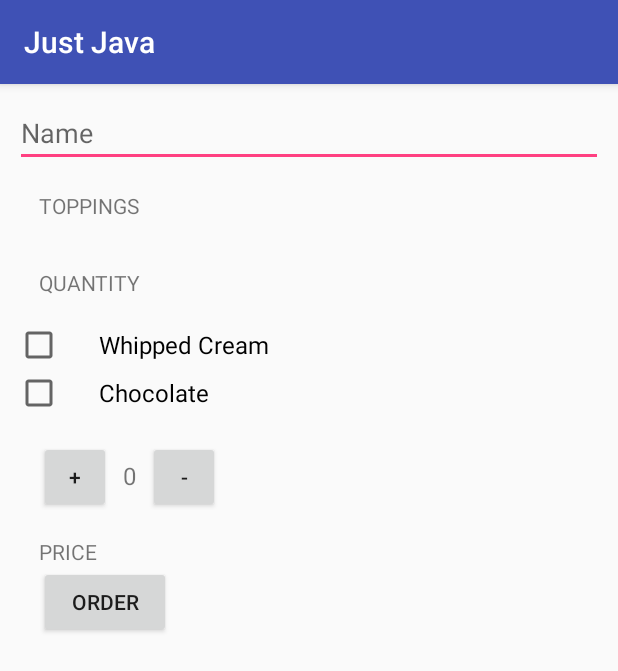
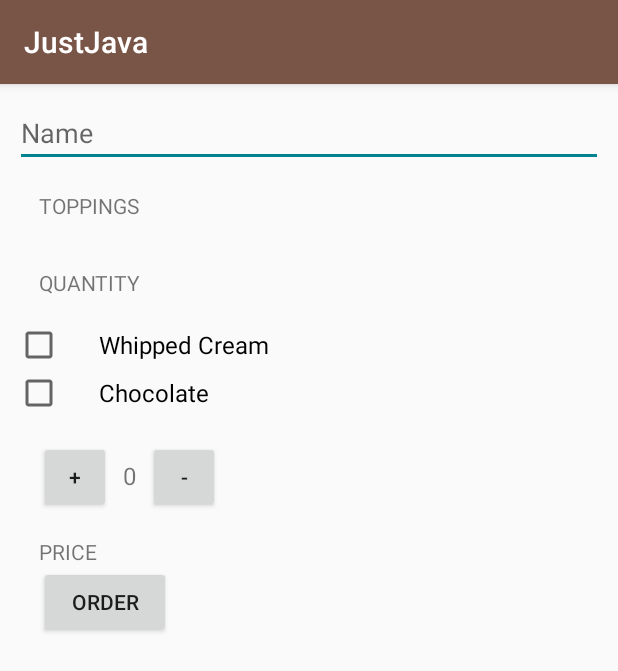
Before and after one commit to curiousclarissa/JustJava, an Android app: the screen it shows after launch (MainActivity), after a tap on "ORDER", on a phone screen of 412 x 824 dp. Shown: the top 671 px of the screen. Run offline under Robolectric (Android 15) with nearby library versions, the phone set to English and light mode, and no system bars.

Commit message:
update localization and styles

```diff
--- a/app/src/main/java/com/example/android/justjava/MainActivity.java
+++ b/app/src/main/java/com/example/android/justjava/MainActivity.java
@@ -90,11 +90,11 @@ public class MainActivity extends AppCompatActivity {
      * @return text summary
      */
     private String createOrderSummary(String name, int price, boolean hasWhippedCream, boolean hasChocolate){
-        String priceMessage = "Name: " + name;
+        String priceMessage = getString(R.string.order_summary_name, name);
         priceMessage = priceMessage + "\nAdd whipped cream? " + hasWhippedCream;
         priceMessage = priceMessage + "\nAdd chocolate? " + hasChocolate;
         priceMessage = priceMessage + "\nQuantity: " + quantity + "\n" + "$" + price;
-        priceMessage = priceMessage + "\nThank you!";
+        priceMessage = priceMessage + "\n" + getString(R.string.thank_you);
         return priceMessage;
     }
     /**
--- a/app/src/main/res/layout/activity_main.xml
+++ b/app/src/main/res/layout/activity_main.xml
@@ -29,7 +29,7 @@
             android:layout_marginTop="16dp"
             android:layout_marginLeft="16dp"
             android:layout_marginBottom="16dp"
-            android:text="Toppings"
+            android:text="@string/toppings"
             android:textAllCaps="true"/>
         <TextView
             android:layout_width="wrap_content"
@@ -85,7 +85,7 @@
                 android:layout_height="48dp"
                 android:layout_marginLeft="8dp"
                 android:layout_marginBottom="16dp"
-                android:onClick="decrement"
+                android:onClick="@string/decrement"
                 android:text="-"/>
 
             </LinearLayout>
--- a/app/src/main/res/values/colors.xml
+++ b/app/src/main/res/values/colors.xml
@@ -1,6 +1,6 @@
 <?xml version="1.0" encoding="utf-8"?>
 <resources>
-    <color name="colorPrimary">#3F51B5</color>
-    <color name="colorPrimaryDark">#303F9F</color>
-    <color name="colorAccent">#FF4081</color>
+    <color name="colorPrimary">#795548</color>
+    <color name="colorPrimaryDark">#4b2c20</color>
+    <color name="colorAccent">#00838f</color>00838f
 </resources>
--- a/app/src/main/res/values/strings.xml
+++ b/app/src/main/res/values/strings.xml
@@ -1,3 +1,8 @@
-<resources>
-    <string name="app_name">Just Java</string>
+<resources xmlns:xliff="urn:oasis:names:tc:xliff:document:1.2">
+    <string name="app_name">JustJava</string>
+    ! -- Header text for the list of toppings [CHAR LIMIT=20]-->
+    <string name="toppings">Toppings</string>
+    <string name="decrement">decrement</string>
+    <string name="thank_you">Thank you!</string>
+    <string name="order_summary_name">Name: <xliff:g id="name" example="Amy">%s</xliff:g></string>>
 </resources>
```
Also changed, not shown: 1 other file.
